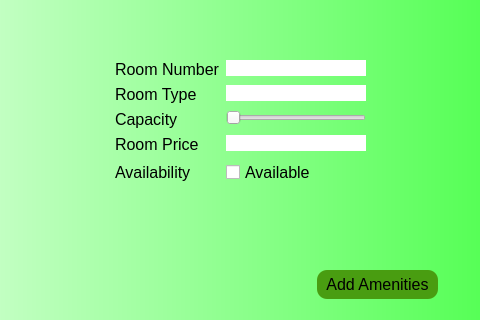
Qt form mainwindow.ui (Nickolas-Skai/OOP-FINAL) before a commit; both pictures show x 275 to 755 and y 198 to 518 of the 1140 by 743 pixel window.
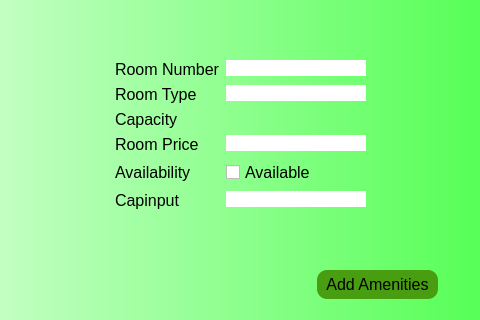
The same form after that commit. Icons and pictures are not drawn.

Diff of the .ui file:
```diff
--- a/mainwindow.ui
+++ b/mainwindow.ui
@@ -950,16 +950,6 @@
            </property>
           </widget>
          </item>
-         <item row="2" column="1">
-          <widget class="QSlider" name="capslider">
-           <property name="maximum">
-            <number>5</number>
-           </property>
-           <property name="orientation">
-            <enum>Qt::Horizontal</enum>
-           </property>
-          </widget>
-         </item>
          <item row="3" column="0">
           <widget class="QLabel" name="priceLabel">
            <property name="text">
@@ -984,6 +974,16 @@
            </property>
           </widget>
          </item>
+         <item row="7" column="0">
+          <widget class="QLabel" name="capinputLabel">
+           <property name="text">
+            <string>Capinput</string>
+           </property>
+          </widget>
+         </item>
+         <item row="7" column="1">
+          <widget class="QLineEdit" name="capinputLineEdit"/>
+         </item>
         </layout>
        </widget>
        <widget class="QPushButton" name="addamenites">
```
